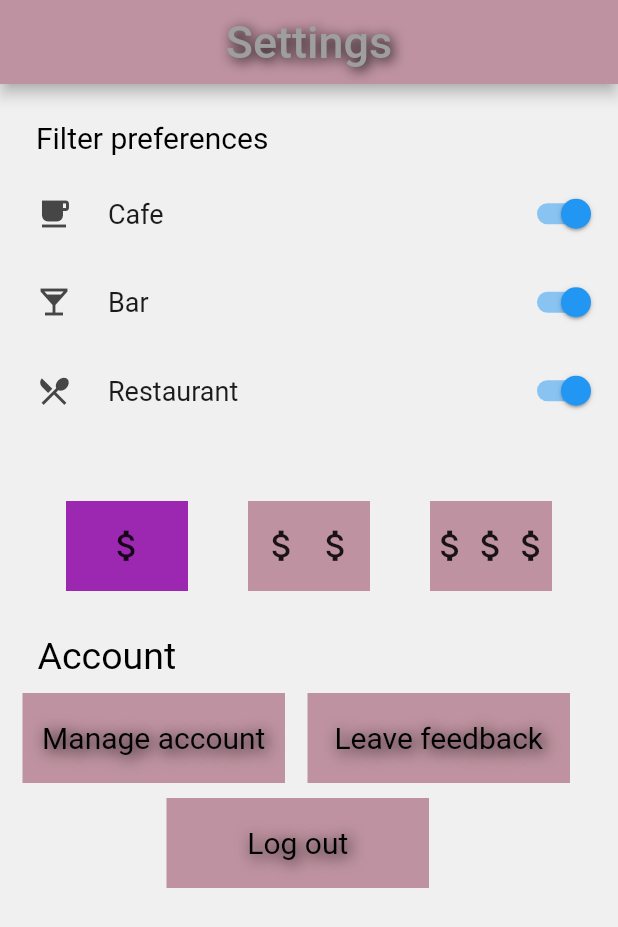
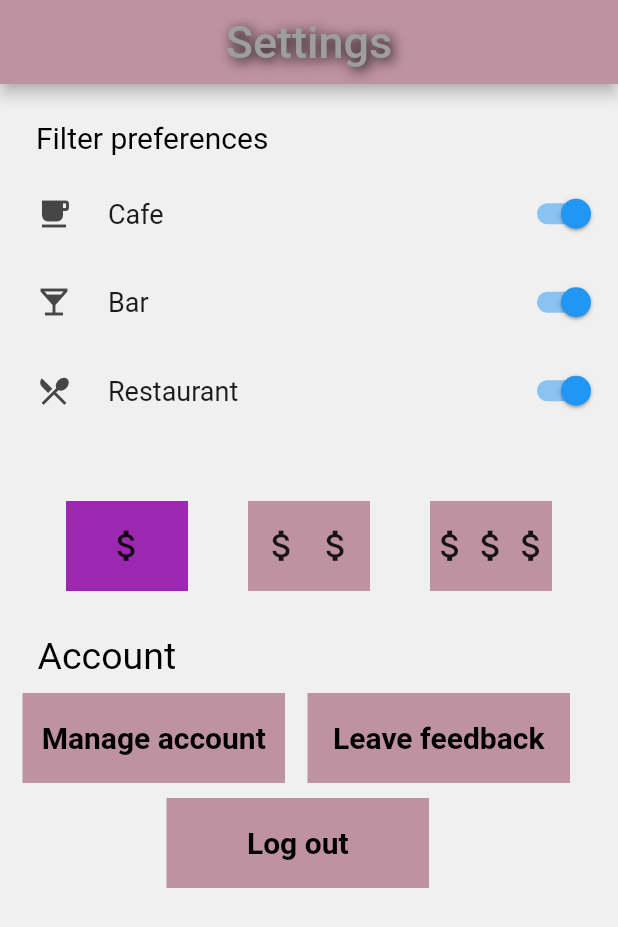
Before and after one commit to Ceasarna/Sun-Chaser, a Flutter app: the SettingsPage screen opened directly, on a phone screen of 412 x 824 dp. Shown: the top 927 px of the screen. Run offline on Flutter 3.47's test engine with Material 2 defaults, Android fonts, the phone set to English and light mode, and no system bars; drawn by our look-alikes of settings_ui; our stand-ins replace firebase_auth, firebase_core, flutter_native_splash, flutter_signin_button, font_awesome_flutter, geolocator and 5 more; missing offline and left inert: firebase_auth_web, firebase_core_web, flutter_google_places, geolocator_web, google_api_headers, google_sign_in_web and 3 more; accounts and stored records are empty.

Commit message:
ändrade fonts

```diff
--- a/lib/SettingsPage.dart
+++ b/lib/SettingsPage.dart
@@ -240,14 +240,8 @@ class _SettingsPageState extends State<SettingsPage> {
                               'Manage account',
                               style: TextStyle(
                                 fontSize: 20,
+                                fontWeight: FontWeight. bold,
                                 color: Colors.black,
-                                shadows: <Shadow>[
-                                  Shadow(
-                                    offset: Offset(2, 2),
-                                    blurRadius: 12.5,
-                                    color: Color.fromARGB(255, 0, 0, 0),
-                                  ),
-                                ],
                               ),
                             ),
                           ),
@@ -271,14 +265,8 @@ class _SettingsPageState extends State<SettingsPage> {
                               'Leave feedback',
                               style: TextStyle(
                                 fontSize: 20,
+                                fontWeight: FontWeight. bold,
                                 color: Colors.black,
-                                shadows: <Shadow>[
-                                  Shadow(
-                                    offset: Offset(2, 2),
-                                    blurRadius: 12.5,
-                                    color: Color.fromARGB(255, 0, 0, 0),
-                                  ),
-                                ],
                               ),
                             ),
                           ),
@@ -302,14 +290,8 @@ class _SettingsPageState extends State<SettingsPage> {
                             'Log out',
                             style: TextStyle(
                               fontSize: 20,
+                              fontWeight: FontWeight. bold,
                               color: Colors.black,
-                              shadows: <Shadow>[
-                                Shadow(
-                                  offset: Offset(2, 2),
-                                  blurRadius: 12.5,
-                                  color: Color.fromARGB(255, 0, 0, 0),
-                                ),
-                              ],
                             ),
                           ),
                         ),
```
Also changed, not shown: lib/HomePage.dart (+10 -20 lines), pubspec.lock, 3 other files.
